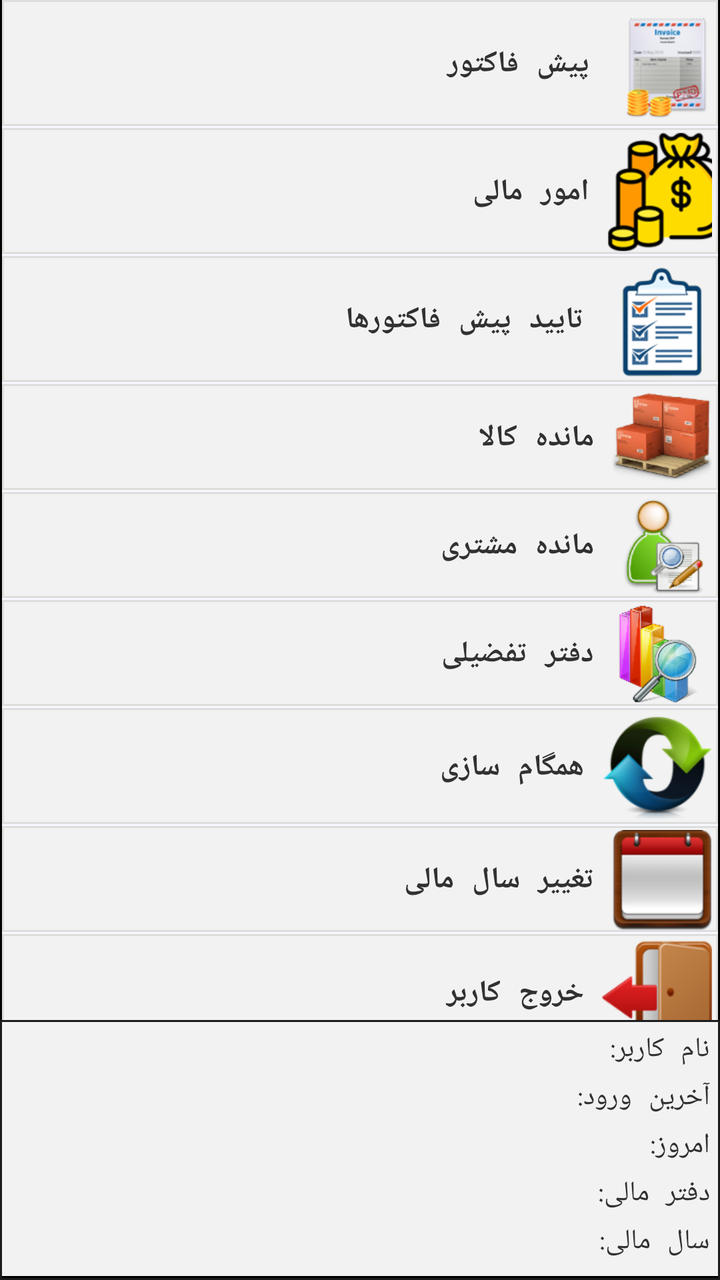
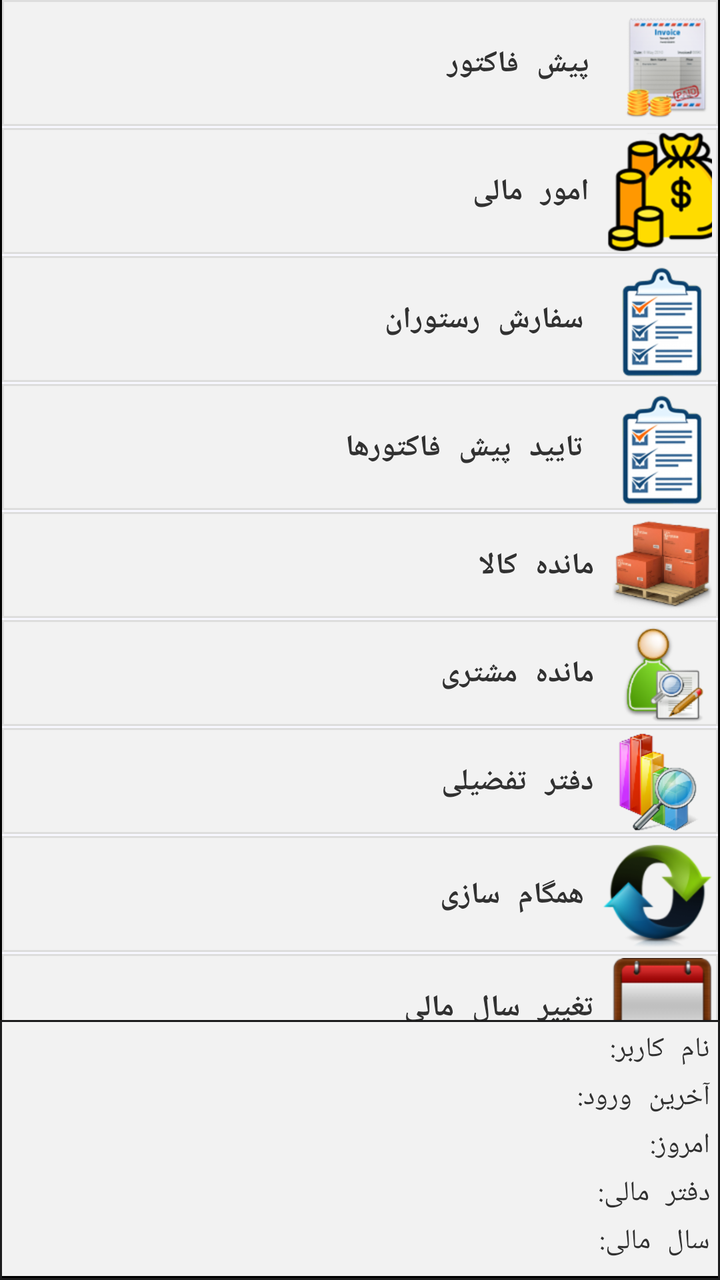

Compare the two renders of this Android layout. The source of the first and the diff that turns it into the second are given below.
<!-- AndroidManifest.xml: application theme AppTheme -->
<!-- res/layout/fragment_main_menu.xml -->
<?xml version="1.0" encoding="utf-8"?>
<RelativeLayout xmlns:android="http://schemas.android.com/apk/res/android"
              android:layout_width="wrap_content"
              android:layout_height="match_parent"
              android:layoutDirection="rtl"
              android:background="@drawable/menu_list"> 


    <ScrollView
        android:layout_width="match_parent"
        android:layout_height="wrap_content"
        android:paddingStart="0dp"
        android:paddingEnd="1dp"
        android:layout_alignParentTop="true"
        android:scrollbars="horizontal"
        android:layout_above="@+id/main_footer_scrollbar">



                <LinearLayout
                    android:id="@+id/main_menu_list"
                    android:layout_width="wrap_content"
                    android:layout_height="wrap_content"
                    android:layout_gravity="start"
                    android:orientation="vertical"
                    android:layoutDirection="rtl">

                    <LinearLayout style="@style/main_button_frame" android:id="@+id/main_button_pre_invoice" android:tag="@string/permission_pfroosh">
                        <ImageView
                            style="@style/main_menu_button"
                            android:src="@drawable/invoice"
                            android:layout_marginStart="-8dp"/>
                        <TextView
                            style="@style/main_menu_caption"
                            android:text="@string/main_pre_invoice"/>
                    </LinearLayout>

                    <LinearLayout style="@style/main_button_frame" android:id="@+id/main_button_mali" android:tag="@string/permission_mali">
                        <ImageView
                            style="@style/main_menu_button"
                            android:src="@drawable/money"
                            android:layout_marginStart="-8dp"/>
                        <TextView
                            style="@style/main_menu_caption"
                            android:text="@string/main_mali"/>
                    </LinearLayout>

                    <LinearLayout style="@style/main_button_frame" android:id="@+id/main_button_confirm_list" android:tag="@string/permission_p_faktor_confirm_list">
                        <ImageView
                            style="@style/main_menu_button"
                            android:src="@drawable/confirm_list"
                            android:layout_marginStart="-5dp"/>
                        <TextView
                            style="@style/main_menu_caption"
                            android:text="@string/main_confirm_list"/>
                    </LinearLayout>


                    <LinearLayout style="@style/main_button_frame" android:id="@+id/main_button_stuff_report" android:tag="@string/permission_mojoodi">
                        <ImageView
                            style="@style/main_menu_button"
                            android:src="@drawable/stuff_report"/>

                        <TextView
                            style="@style/main_menu_caption"
                            android:text="@string/main_stuff_report"/>
                    </LinearLayout>

                    <LinearLayout style="@style/main_button_frame" android:id="@+id/main_button_person_mande_report" android:tag="@string/permission_mande">
                        <ImageView
                            style="@style/main_menu_button"
                            android:src="@drawable/customer_report" />

                        <TextView
                            style="@style/main_menu_caption"
                            android:text="@string/main_person_mande_report"/>
                    </LinearLayout>


                    <LinearLayout style="@style/main_button_frame" android:id="@+id/main_button_daf_taf_report" android:tag="@string/permission_daftar_taf_report">
                        <ImageView
                            style="@style/main_menu_button"
                            android:src="@drawable/daf_taf" />

                        <TextView
                            style="@style/main_menu_caption"
                            android:text="@string/main_daftar_taf_report"/>
                    </LinearLayout>


                    <LinearLayout style="@style/main_button_frame" android:id="@+id/main_button_sync" android:tag="@string/permission_syncData">
                        <ImageView
                            style="@style/main_menu_button"
                            android:src="@drawable/sync" />

                        <TextView
                            style="@style/main_menu_caption"
                            android:text="@string/main_sync"/>
                    </LinearLayout>

                    <LinearLayout style="@style/main_button_frame" android:id="@+id/main_frame_change_year" android:tag="@string/permission_chyear">
                        <RelativeLayout
                            android:layout_width="match_parent"
                            android:layout_height="match_parent">

                            <ImageView
                                android:id="@+id/main_change_year_icon"
                                android:layout_alignParentStart="true"
                                style="@style/main_menu_button"
                                android:src="@drawable/calendar"/>

                            <TextView
                                android:id="@+id/main_button_change_year_label"
                                android:layout_width="50dp"
                                android:layout_height="match_parent"
                                android:textSize="17sp"
                                android:paddingTop="7dp"
                                android:focusable="false"
                                android:paddingStart="1dp"
                                android:paddingEnd="0dp"
                                android:gravity="center"
                                android:layout_alignParentStart="true"/>

                            <TextView
                                android:layout_toEndOf="@id/main_change_year_icon"
                                style="@style/main_menu_caption"
                                android:text="@string/main_change_year"
                                android:layout_centerInParent="true"/>
                        </RelativeLayout>

                    </LinearLayout>


                    
                        
                            
                            

                        
                            
                            
                    

                    <LinearLayout style="@style/main_button_frame" android:id="@+id/main_button_logout"  android:tag="logout">
                        <ImageView
                            style="@style/main_menu_button"
                            android:src="@drawable/logout"/>

                        <TextView
                            style="@style/main_menu_caption"
                            android:text="@string/main_logout" />
                    </LinearLayout>

                </LinearLayout>

</ScrollView>


    
    
    <LinearLayout
        android:layout_width="match_parent"
        android:layout_height="wrap_content"
        android:background="@drawable/footer_theme"
        android:layoutDirection="rtl"
        android:padding="5dp"
        android:layout_above="@+id/caspian_logo"
        android:id="@id/main_footer_scrollbar">

        
            
            
            

            <LinearLayout
                android:layout_width="wrap_content"
                android:layout_height="wrap_content"
                android:id="@+id/main_footer"
                android:orientation="vertical">

                
                <LinearLayout style="@style/main_col" android:layout_marginEnd="10dp">

                    
                    <LinearLayout style="@style/main_cell" >
                        <TextView
                            style="@style/main_cell_caption"
                            android:text="@string/main_userName" />

                        <TextView
                            android:id="@+id/main_userName"
                            style="@style/main_cell_value"/>
                    </LinearLayout>

                    
                    <LinearLayout style="@style/main_cell">
                        <TextView
                            style="@style/main_cell_caption"
                            android:text="@string/main_last_login_date"/>

                        <TextView
                            android:id="@+id/main_lastLogin"
                            style="@style/main_cell_value"/>
                    </LinearLayout>
                </LinearLayout>

                
                <LinearLayout style="@style/main_col" android:layout_marginEnd="10dp">
                    
                    <LinearLayout style="@style/main_cell">
                        <TextView
                            style="@style/main_cell_caption"
                            android:text="@string/main_today" />

                        <TextView
                            android:id="@+id/main_today"
                            style="@style/main_cell_value"/>
                    </LinearLayout>
                </LinearLayout>

                
                <LinearLayout style="@style/main_col" android:layout_marginEnd="10dp">

                    
                    <LinearLayout style="@style/main_cell">
                        <TextView
                            style="@style/main_cell_caption"
                            android:text="@string/main_daftar" />

                        <TextView
                            android:id="@+id/main_daftarMali"
                            style="@style/main_cell_value"/>
                    </LinearLayout>

                    
                    <LinearLayout style="@style/main_cell">
                        <TextView
                            style="@style/main_cell_caption"
                            android:text="@string/main_yearMali"/>

                        <TextView
                            android:id="@+id/main_yearMali"
                            style="@style/main_cell_value"/>
                    </LinearLayout>
                </LinearLayout>

            </LinearLayout>


            <TextView style="@style/errorLabel"
                      android:id="@+id/main_error"
                      android:layout_marginBottom="60dp" />

            <ProgressBar
                style="@style/progressBarCircle"
                android:id="@+id/main_progressBar"
                android:layout_width="90dp"
                android:layout_height="90dp" />
        
    </LinearLayout>

    <LinearLayout
        android:orientation="vertical"
        android:layout_alignParentBottom="true"
        android:id="@id/caspian_logo"
        android:layout_width="match_parent"
        android:layout_height="wrap_content">

        
    </LinearLayout>

</RelativeLayout>
<!-- resources referenced by this layout -->
<resources>
  <!-- drawable footer_theme (drawable) -->
  <?xml version="1.0" encoding="utf-8"?>
  <shape xmlns:android="http://schemas.android.com/apk/res/android"
         android:shape="rectangle">
  
      <stroke
          android:width="1dp"
          android:color="@color/mainFooterBorder" />
  
  
  </shape>
  <string name="main_change_year">تغییر سال مالی</string>
  <string name="main_confirm_list">تایید پیش فاکتورها</string>
  <string name="main_daftar">دفتر مالی:</string>
  <string name="main_daftar_taf_report">دفتر تفضیلی</string>
  <string name="main_last_login_date">آخرین ورود:</string>
  <string name="main_logout">خروج کاربر</string>
  <string name="main_mali">امور مالی</string>
  <string name="main_person_mande_report">مانده مشتری</string>
  <string name="main_pre_invoice">پیش فاکتور</string>
  <string name="main_stuff_report">مانده کالا</string>
  <string name="main_sync">همگام سازی</string>
  <string name="main_today">امروز:</string>
  <string name="main_userName">نام کاربر:</string>
  <string name="main_yearMali">سال مالی:</string>
  <string name="permission_chyear">chyear</string>
  <string name="permission_daftar_taf_report">daftar_taf_report</string>
  <string name="permission_mali">mali</string>
  <string name="permission_mande">mande</string>
  <string name="permission_mojoodi">mojoodi</string>
  <string name="permission_p_faktor_confirm_list">pfroosh_confirm</string>
  <string name="permission_pfroosh">pfroosh</string>
  <string name="permission_syncData">syncData</string>
  <style name="main_cell">
          <item name="android:layout_width">wrap_content</item>
          <item name="android:layout_height">24dp</item>
          <item name="android:orientation">horizontal</item>
          <item name="android:layout_gravity">start</item>
      </style>
  <style name="main_cell_caption">
          <item name="android:layout_width">wrap_content</item>
          <item name="android:layout_height">wrap_content</item>
          <item name="android:textColor">@color/mainTextColor</item>
      </style>
  <style name="main_cell_value">
          <item name="android:layout_width">wrap_content</item>
          <item name="android:layout_height">wrap_content</item>
          <item name="android:layout_marginRight">5dp</item>
          <item name="android:textColor">@color/mainTextColor</item>
      </style>
  <style name="main_col">
          <item name="android:layout_width">wrap_content</item>
          <item name="android:layout_height">wrap_content</item>
          <item name="android:orientation">vertical</item>
      </style>
  <style name="main_menu_button" parent="circle_button">
          <item name="android:layout_width">wrap_content</item>
          <item name="android:layout_height">wrap_content</item>
          <item name="android:maxLines">1</item>
          <item name="android:textSize">15sp</item>
          <item name="android:adjustViewBounds">true</item>
      </style>
  <style name="AppTheme" parent="android:Theme.Holo.Light.DarkActionBar"> 
          
          <item name="colorPrimary">@color/colorPrimary</item>
          <item name="colorPrimaryDark">@color/colorPrimaryDark</item>
  
          
          <item name="colorAccent">@color/colorAccent</item>
          <item name="android:typeface">monospace</item>
      </style>
  <color name="mainFooterBorder">#1c1c1d</color>
  <color name="menuBackground">#f2f2f2</color>
  <color name="errorText">#1b1a1a</color>
  <!-- drawable error_theme (drawable) -->
  <?xml version="1.0" encoding="utf-8"?>
  <shape xmlns:android="http://schemas.android.com/apk/res/android"
      android:shape="rectangle">
  
  
      <corners android:radius="10dp" />
      <solid android:color="@color/errorBackColor" />
  </shape>
  <color name="mainTextColor">#313131</color>
  <color name="colorPrimary">#1c1c1d</color>
  <color name="colorPrimaryDark">#1c1c1d</color>
  <color name="colorAccent">#0397ec</color>
  <color name="errorBackColor">#f2e580</color>
  <color name="touchColor">#f8b6cbf2</color>
  <!-- unchanged entries left out for length: 18 -->
</resources>

<!-- the commit's change to res/layout/fragment_main_menu.xml (unified diff, before → after) -->
@@ -43,6 +43,17 @@
                         <TextView
                             style="@style/main_menu_caption"
                             android:text="@string/main_mali"/>
+                    </LinearLayout>
+
+                    
+                    <LinearLayout style="@style/main_button_frame" android:id="@+id/main_button_restaurant">
+                        <ImageView
+                            style="@style/main_menu_button"
+                            android:src="@drawable/confirm_list"
+                            android:layout_marginStart="-5dp"/>
+                        <TextView
+                            style="@style/main_menu_caption"
+                            android:text="@string/restaurant_menu_title"/>
                     </LinearLayout>
 
                     <LinearLayout style="@style/main_button_frame" android:id="@+id/main_button_confirm_list" android:tag="@string/permission_p_faktor_confirm_list">
<!-- resource entries referenced after the edit -->
@@ -33,6 +33,7 @@
   <string name="permission_p_faktor_confirm_list">pfroosh_confirm</string>
   <string name="permission_pfroosh">pfroosh</string>
   <string name="permission_syncData">syncData</string>
+  <string name="restaurant_menu_title">سفارش رستوران</string>
   <style name="main_cell">
           <item name="android:layout_width">wrap_content</item>
           <item name="android:layout_height">24dp</item>
